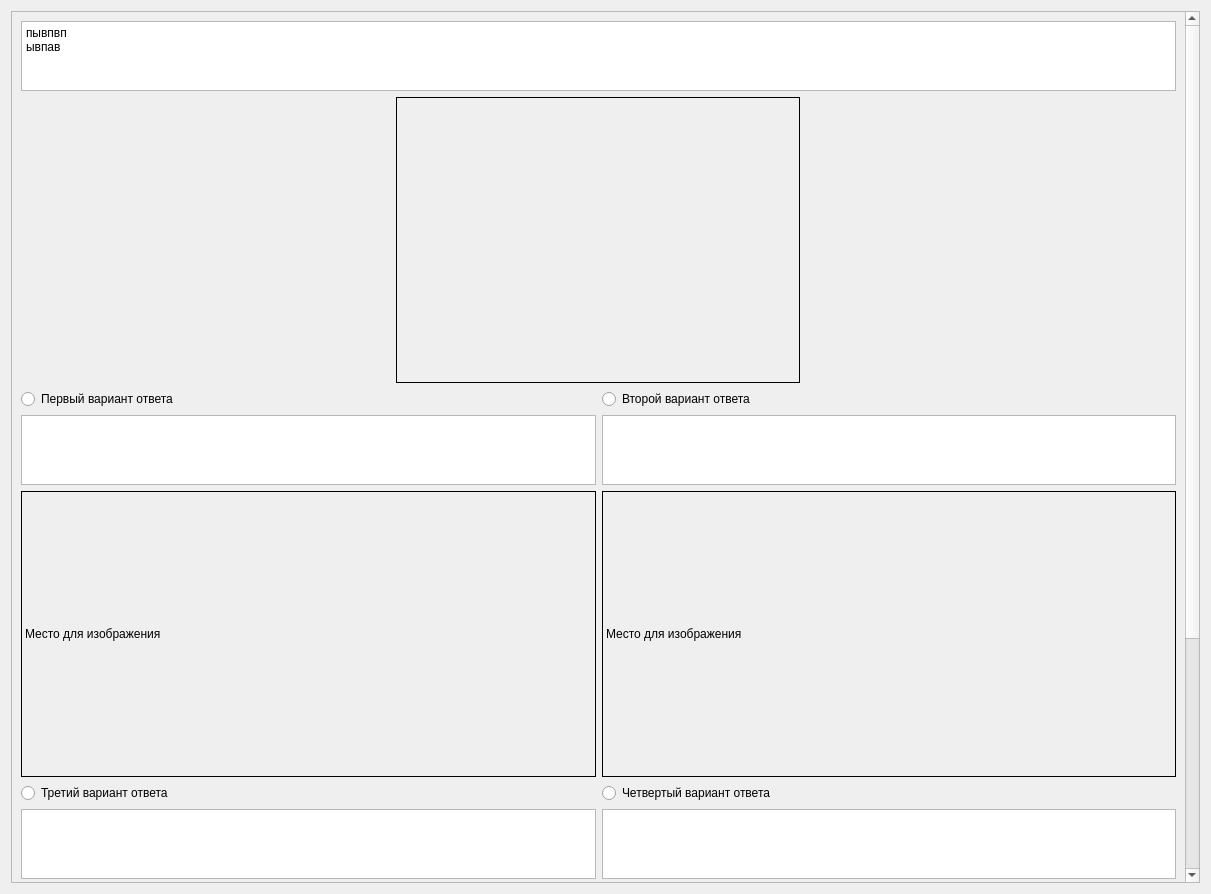
Above: client/UI/client_test1.ui from Scykorr/dmitr_client_serv_test before the change. Below: the same form after it.
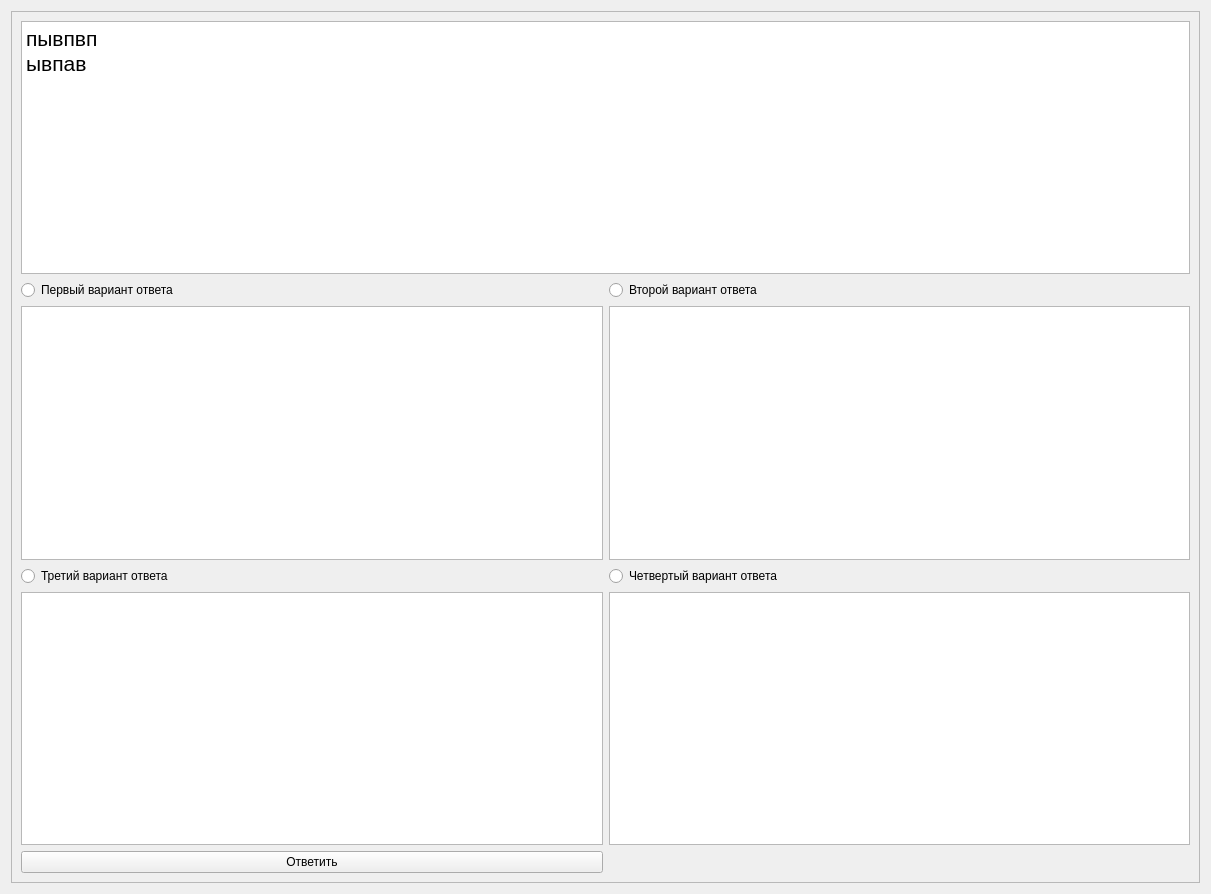
That is the form after the change.

The edit to the form file:
```diff
--- a/client/UI/client_test1.ui
+++ b/client/UI/client_test1.ui
@@ -38,9 +38,9 @@
       <property name="geometry">
        <rect>
         <x>0</x>
-        <y>-340</y>
-        <width>1172</width>
-        <height>1214</height>
+        <y>0</y>
+        <width>1189</width>
+        <height>874</height>
        </rect>
       </property>
       <layout class="QVBoxLayout" name="verticalLayout_17">
@@ -55,6 +55,11 @@
              </property>
              <item>
               <widget class="QPlainTextEdit" name="plainTextEdit">
+               <property name="font">
+                <font>
+                 <pointsize>16</pointsize>
+                </font>
+               </property>
                <property name="plainText">
                 <string>пывпвп
 ывпав</string>
@@ -63,22 +68,6 @@
              </item>
             </layout>
            </item>
-           <item alignment="Qt::AlignHCenter">
-            <widget class="QLabel" name="label_img_question">
-             <property name="minimumSize">
-              <size>
-               <width>404</width>
-               <height>286</height>
-              </size>
-             </property>
-             <property name="frameShape">
-              <enum>QFrame::Box</enum>
-             </property>
-             <property name="text">
-              <string/>
-             </property>
-            </widget>
-           </item>
           </layout>
          </item>
          <item>
@@ -102,48 +91,27 @@
          <item>
           <layout class="QHBoxLayout" name="horizontalLayout_7">
            <item>
-            <widget class="QTextBrowser" name="textBrowser_2"/>
+            <widget class="QTextBrowser" name="textBrowser_2">
+             <property name="font">
+              <font>
+               <pointsize>16</pointsize>
+              </font>
+             </property>
+            </widget>
            </item>
            <item>
-            <widget class="QTextBrowser" name="textBrowser"/>
+            <widget class="QTextBrowser" name="textBrowser">
+             <property name="font">
+              <font>
+               <pointsize>16</pointsize>
+              </font>
+             </property>
+            </widget>
            </item>
           </layout>
          </item>
          <item>
-          <layout class="QHBoxLayout" name="horizontalLayout_2">
-           <item>
-            <widget class="QLabel" name="label_img_var1">
-             <property name="minimumSize">
-              <size>
-               <width>404</width>
-               <height>286</height>
-              </size>
-             </property>
-             <property name="frameShape">
-              <enum>QFrame::Box</enum>
-             </property>
-             <property name="text">
-              <string>Место для изображения</string>
-             </property>
-            </widget>
-           </item>
-           <item>
-            <widget class="QLabel" name="label_img_var3">
-             <property name="minimumSize">
-              <size>
-               <width>404</width>
-               <height>286</height>
-              </size>
-             </property>
-             <property name="frameShape">
-              <enum>QFrame::Box</enum>
-             </property>
-             <property name="text">
-              <string>Место для изображения</string>
-             </property>
-            </widget>
-           </item>
-          </layout>
+          <layout class="QHBoxLayout" name="horizontalLayout_2"/>
          </item>
          <item>
           <layout class="QHBoxLayout" name="horizontalLayout_3">
@@ -166,48 +134,27 @@
          <item>
           <layout class="QHBoxLayout" name="horizontalLayout_8">
            <item>
-            <widget class="QTextBrowser" name="textBrowser_4"/>
+            <widget class="QTextBrowser" name="textBrowser_4">
+             <property name="font">
+              <font>
+               <pointsize>16</pointsize>
+              </font>
+             </property>
+            </widget>
            </item>
            <item>
-            <widget class="QTextBrowser" name="textBrowser_3"/>
+            <widget class="QTextBrowser" name="textBrowser_3">
+             <property name="font">
+              <font>
+               <pointsize>16</pointsize>
+              </font>
+             </property>
+            </widget>
            </item>
           </layout>
          </item>
          <item>
-          <layout class="QHBoxLayout" name="horizontalLayout_4">
-           <item>
-            <widget class="QLabel" name="label_img_var2">
-             <property name="minimumSize">
-              <size>
-               <width>404</width>
-               <height>286</height>
-              </size>
-             </property>
-             <property name="frameShape">
-              <enum>QFrame::Box</enum>
-             </property>
-             <property name="text">
-              <string>Место для изображения</string>
-             </property>
-            </widget>
-           </item>
-           <item>
-            <widget class="QLabel" name="label_img_var4">
-             <property name="minimumSize">
-              <size>
-               <width>404</width>
-               <height>286</height>
-              </size>
-             </property>
-             <property name="frameShape">
-              <enum>QFrame::Box</enum>
-             </property>
-             <property name="text">
-              <string>Место для изображения</string>
-             </property>
-            </widget>
-           </item>
-          </layout>
+          <layout class="QHBoxLayout" name="horizontalLayout_4"/>
          </item>
          <item>
           <layout class="QHBoxLayout" name="horizontalLayout_5">
```
